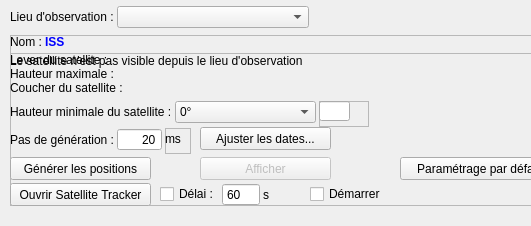
mconsidine/previsat_archive, file src/interface/onglets/telescope/suivitelescope.ui: the form before one commit; both pictures show x 0 to 531 and y 0 to 226 of the 792 by 226 pixel window.
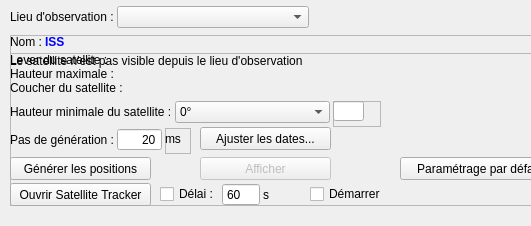
The form after the commit. Icons and pictures are not drawn.

The edit to the form file:
```diff
--- a/src/interface/onglets/telescope/suivitelescope.ui
+++ b/src/interface/onglets/telescope/suivitelescope.ui
@@ -258,7 +258,7 @@
       <rect>
        <x>0</x>
        <y>48</y>
-       <width>359</width>
+       <width>371</width>
        <height>26</height>
       </rect>
      </property>
@@ -294,7 +294,7 @@
          <widget class="QComboBox" name="hauteurSatSuivi">
           <property name="minimumSize">
            <size>
-            <width>141</width>
+            <width>155</width>
             <height>0</height>
            </size>
           </property>
```
Left out of the diff: 4 changed lines with no effect on the pictures.
